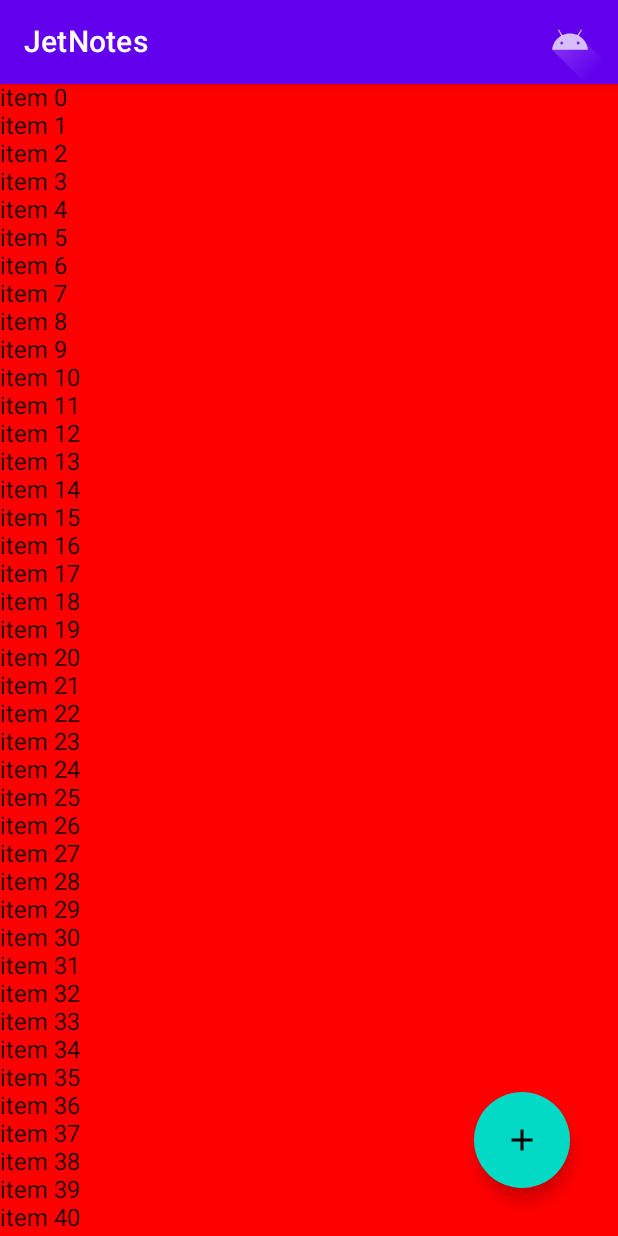
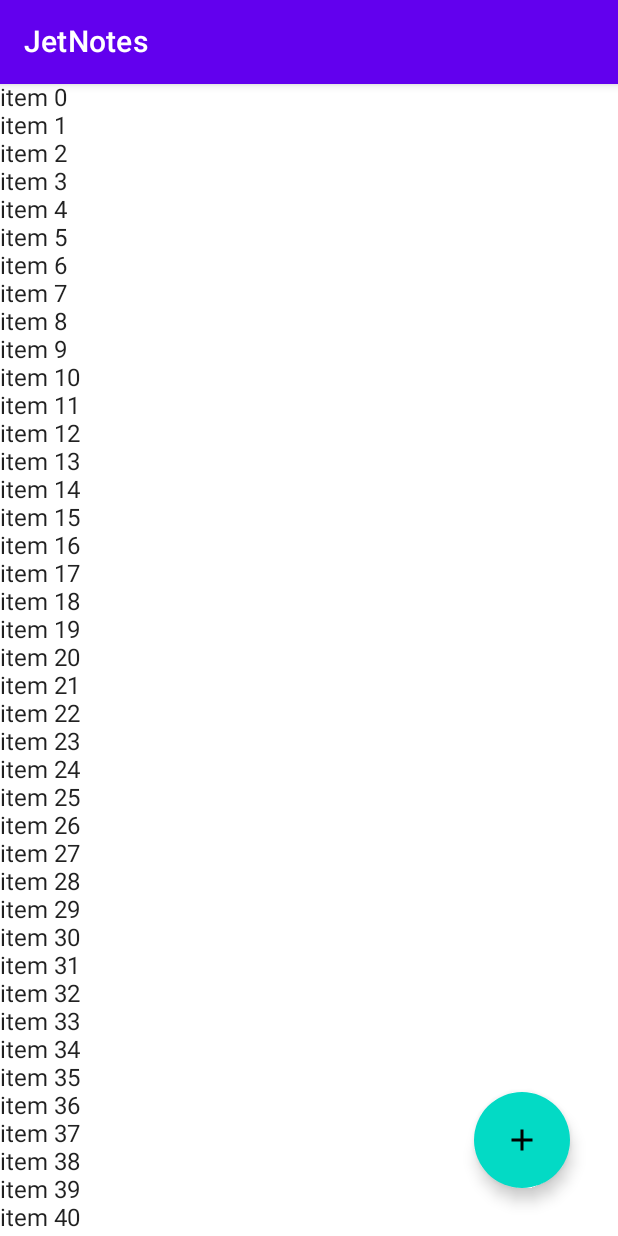
Before and after one commit to limallucas96/JetNotes, an Android app built with Jetpack Compose: the screen it shows after launch (HomeActivity), on a phone screen of 412 x 824 dp. Run offline under Robolectric (Android 15) with nearby library versions, the phone set to English and light mode, and no system bars; our stand-ins replace constraintlayout-compose.

Commit message:
Created note screen and refactor some folders

```diff
--- a/app/src/main/java/com/example/jetnotes/ui/navigation/NavigationScreen.kt
+++ b/app/src/main/java/com/example/jetnotes/ui/navigation/NavigationScreen.kt
@@ -1,15 +1,14 @@
-package com.example.jetnotes.ui.theme.navigation
+package com.example.jetnotes.ui.navigation
 
 import androidx.compose.animation.*
-import androidx.compose.animation.core.FastOutSlowInEasing
-import androidx.compose.animation.core.tween
 import androidx.compose.ui.ExperimentalComposeUiApi
 import androidx.compose.ui.graphics.Color
 import androidx.navigation.NavController
 import androidx.navigation.NavGraphBuilder
 import androidx.navigation.compose.NamedNavArgument
 import androidx.navigation.compose.composable
-import com.example.jetnotes.ui.theme.screen.MainActivityScreen
+import com.example.jetnotes.ui.screen.CreateNoteScreen
+import com.example.jetnotes.ui.screen.ListNotesScreen
 
 sealed class NavigationScreen (val route: String, val arguments: List<NamedNavArgument> = listOf()) {
 
@@ -49,7 +48,7 @@ fun NavGraphBuilder.addNotesList(
 //            ) + fadeIn(animationSpec = tween(300))
 //        },
     ){
-        MainActivityScreen(Color.Red) {
+        ListNotesScreen() {
             navController.navigate(NavigationScreen.CreateNote.route)
         }
     }
@@ -82,6 +81,6 @@ fun NavGraphBuilder.addCreateNote(
 //            ) + fadeIn(animationSpec = tween(300))
 //        },
     ){
-        MainActivityScreen(Color.Blue)
+        CreateNoteScreen()
     }
 }
--- /dev/null
+++ b/app/src/main/java/com/example/jetnotes/ui/screen/AppCompose.kt
@@ -0,0 +1,15 @@
+package com.example.jetnotes.ui.screen
+
+import androidx.compose.material.MaterialTheme
+import androidx.compose.material.Surface
+import androidx.compose.runtime.Composable
+import com.example.jetnotes.ui.theme.JetNotesTheme
+
+@Composable
+fun MyApp(content: @Composable () -> Unit) {
+    JetNotesTheme() {
+        Surface(color = MaterialTheme.colors.background) {
+            content()
+        }
+    }
+}
--- /dev/null
+++ b/app/src/main/java/com/example/jetnotes/ui/screen/AppComposers.kt
@@ -0,0 +1,67 @@
+package com.example.jetnotes.ui.screen
+
+import androidx.compose.foundation.layout.*
+import androidx.compose.foundation.lazy.LazyColumn
+import androidx.compose.material.*
+import androidx.compose.material.icons.Icons
+import androidx.compose.material.icons.filled.Add
+import androidx.compose.runtime.Composable
+import androidx.compose.runtime.MutableState
+import androidx.compose.runtime.mutableStateOf
+import androidx.compose.runtime.remember
+import androidx.compose.ui.Modifier
+import androidx.compose.ui.platform.LocalContext
+import androidx.compose.ui.text.input.TextFieldValue
+import androidx.compose.ui.unit.dp
+import com.example.jetnotes.R
+
+@Composable
+fun AppToolbar(modifier: Modifier = Modifier, action: () -> Unit) {
+    val context = LocalContext.current
+    TopAppBar(
+        modifier = modifier,
+        title = { Text(text = context.getString(R.string.app_name)) },
+        actions = {
+            IconButton(onClick = {
+                action.invoke()
+            }) {
+//                Icon(painterResource(R.drawable.ic_launcher_foreground), contentDescription = "")
+            }
+        }
+    )
+}
+
+@Composable
+fun AppTextField(textState: MutableState<TextFieldValue> = remember { mutableStateOf(TextFieldValue()) }) {
+    TextField(
+        value = textState.value,
+        onValueChange = {
+            textState.value = it
+        },
+        modifier = Modifier
+            .fillMaxWidth()
+            .fillMaxHeight()
+    )
+}
+
+@Composable
+fun AppList(modifier: Modifier = Modifier) {
+    LazyColumn(modifier = modifier) {
+        items(100) { index ->
+            Text(text = "item $index")
+        }
+    }
+}
+
+@Composable
+fun AppFloatingActionButton(modifier: Modifier = Modifier, action: () -> Unit) {
+    FloatingActionButton(
+        onClick = { action.invoke() },
+        modifier = modifier
+            .padding(32.dp)
+            .width(64.dp)
+            .height(64.dp)
+    ) {
+        Icon(Icons.Filled.Add, contentDescription = "")
+    }
+}
--- a/app/src/main/java/com/example/jetnotes/ui/screen/ListNotesScreen.kt
+++ b/app/src/main/java/com/example/jetnotes/ui/screen/ListNotesScreen.kt
@@ -1,93 +1,16 @@
-package com.example.jetnotes.ui.theme.screen
+package com.example.jetnotes.ui.screen
 
-import androidx.compose.foundation.background
-import androidx.compose.foundation.layout.*
-import androidx.compose.foundation.lazy.LazyColumn
-import androidx.compose.foundation.lazy.LazyRow
-import androidx.compose.material.*
-import androidx.compose.material.icons.Icons
-import androidx.compose.material.icons.filled.Add
+import androidx.compose.foundation.layout.fillMaxSize
 import androidx.compose.runtime.Composable
-import androidx.compose.runtime.MutableState
-import androidx.compose.runtime.mutableStateOf
-import androidx.compose.runtime.remember
 import androidx.compose.ui.Modifier
-import androidx.compose.ui.graphics.Color
-import androidx.compose.ui.platform.LocalContext
-import androidx.compose.ui.res.painterResource
-import androidx.compose.ui.text.input.TextFieldValue
-import androidx.compose.ui.unit.dp
 import androidx.constraintlayout.compose.ConstraintLayout
-import com.example.jetnotes.ui.theme.JetNotesTheme
-import com.example.jetnotes.R
 
 @Composable
-fun AppToolbar(modifier: Modifier = Modifier, action: () -> Unit) {
-    val context = LocalContext.current
-    TopAppBar(
-        modifier = modifier,
-        title = { Text(text = context.getString(R.string.app_name)) },
-        actions = {
-            IconButton(onClick = {
-                action.invoke()
-            }) {
-                Icon(painterResource(R.drawable.ic_launcher_foreground), contentDescription = "")
-            }
-        }
-    )
-}
-
-@Composable
-fun AppTextField(textState: MutableState<TextFieldValue> = remember { mutableStateOf(TextFieldValue()) }) {
-    TextField(
-        value = textState.value,
-        onValueChange = {
-            textState.value = it
-        },
-        modifier = Modifier
-            .fillMaxWidth()
-            .fillMaxHeight()
-    )
-}
-
-@Composable
-fun MyApp(content: @Composable () -> Unit) {
-    JetNotesTheme() {
-        Surface(color = MaterialTheme.colors.background) {
-            content()
-        }
-    }
-}
-
-@Composable
-fun AppList(modifier: Modifier = Modifier) {
-    LazyColumn(modifier = modifier) {
-        items(100) { index ->
-            Text(text = "item $index")
-        }
-    }
-}
-
-@Composable
-fun AppFloatingActionButton(modifier: Modifier = Modifier, action: () -> Unit) {
-    FloatingActionButton(
-        onClick = { action.invoke() },
-        modifier = modifier
-            .padding(32.dp)
-            .width(64.dp)
-            .height(64.dp)
-    ) {
-        Icon(Icons.Filled.Add, contentDescription = "")
-    }
-}
-
-@Composable
-fun MainActivityScreen(color: Color, floatingButtonAction: () -> Unit = {}) {
+fun ListNotesScreen(floatingButtonAction: () -> Unit = {}) {
     MyApp {
         ConstraintLayout(
             modifier = Modifier
                 .fillMaxSize()
-                .background(color)
         ) {
             val (appToolbar, appList, appFloating) = createRefs()
 
```
Also changed, not shown: app/src/main/java/com/example/jetnotes/HomeActivity.kt (+5 -14 lines), app/src/main/java/com/example/jetnotes/ui/screen/CreateNoteScreen.kt (added, +14 -0 lines).
